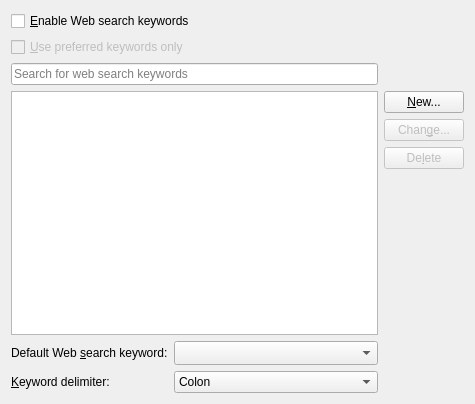
Qt form kcms/webshortcuts/ikwsopts_ui.ui (KDE/kio-extras) before a commit.
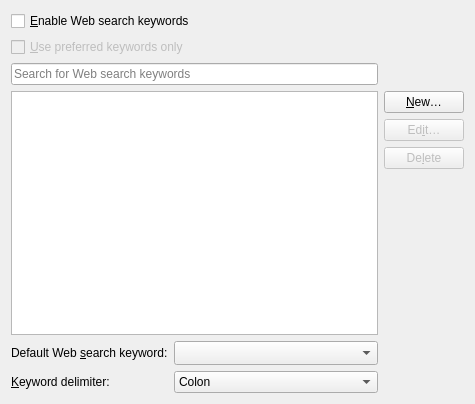
The same form after that commit.

Commit message: kcms/webshortcuts: make labels more consistent

Patch:
```diff
--- a/kcms/webshortcuts/ikwsopts_ui.ui
+++ b/kcms/webshortcuts/ikwsopts_ui.ui
@@ -34,7 +34,7 @@
    <item row="2" column="0">
     <widget class="QLineEdit" name="searchLineEdit">
      <property name="placeholderText">
-      <string>Search for web search keywords</string>
+      <string>Search for Web search keywords</string>
      </property>
      <property name="showClearButton" stdset="0">
       <bool>true</bool>
@@ -71,7 +71,7 @@
         <string>Add a new Web search keyword</string>
        </property>
        <property name="text">
-        <string>&amp;New...</string>
+        <string>&amp;New…</string>
        </property>
       </widget>
      </item>
@@ -84,7 +84,7 @@
         <string>Modify the highlighted Web search keyword</string>
        </property>
        <property name="text">
-        <string>Chan&amp;ge...</string>
+        <string>Ed&amp;it…</string>
        </property>
       </widget>
      </item>
```
Left out of the diff: 4 changed lines with no effect on the pictures. The commit also changes 4 other files.
